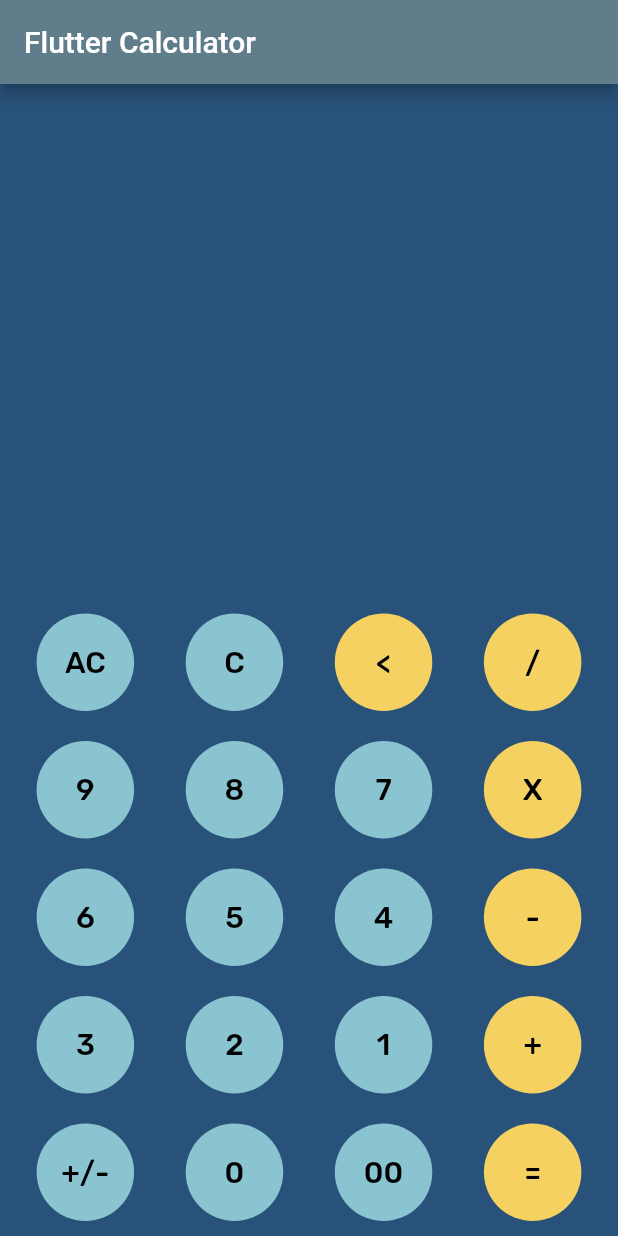
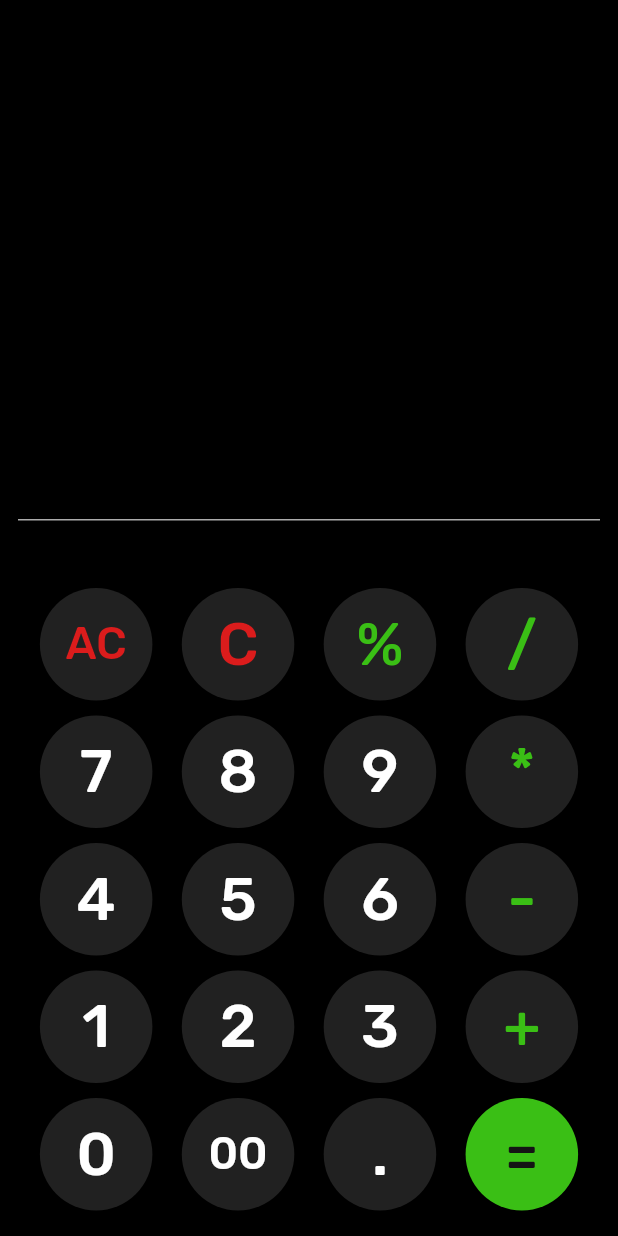
Before and after one commit to nelson-vieira/flutter-calculator, a Flutter app: the screen it shows after launch, on a phone screen of 412 x 824 dp. Run offline on Flutter 3.47's test engine with Material 2 defaults, Android fonts, the phone set to English and light mode, and no system bars; our stand-ins replace google_fonts, math_expressions.

Commit message:
changed operation logic and changed design
using one function for only one operation
changed buttons layout (new buttons and different order)
changed buttons size
changed buttons color

```diff
--- /dev/null
+++ b/lib/Widget/CalculatorButton.dart
@@ -0,0 +1,47 @@
+import 'package:flutter/material.dart';
+import 'package:google_fonts/google_fonts.dart';
+
+class CalculatorButton extends StatelessWidget {
+  final String button;
+  final Color buttonColor;
+  final Color charColor;
+  final double charSize;
+  final Function eventPress;
+
+  const CalculatorButton({
+    Key? key,
+    this.button = '',
+    this.buttonColor = const Color(0x00FFFFFF),
+    this.charColor = const Color(0x00000000),
+    this.charSize = 40,
+    required this.eventPress,
+  }) : super(key: key);
+
+  @override
+  Widget build(BuildContext context) {
+    return Container(
+      margin: const EdgeInsets.all(5),
+      child: SizedBox(
+        width: 75,
+        height: 75,
+        child: FlatButton(
+          shape:
+              RoundedRectangleBorder(borderRadius: BorderRadius.circular(50)),
+          child: Text(
+            button,
+            style: GoogleFonts.rubik(
+              textStyle: TextStyle(
+                fontSize: charSize,
+              ),
+            ),
+          ),
+          color: buttonColor,
+          textColor: charColor,
+          onPressed: () {
+            eventPress(button);
+          },
+        ),
+      ),
+    );
+  }
+}
--- a/lib/Widget/CalculatorKeys.dart
+++ /dev/null
@@ -1,44 +0,0 @@
-import 'package:flutter/material.dart';
-import 'package:google_fonts/google_fonts.dart';
-
-class CalculatorButton extends StatelessWidget {
-  final String text;
-  final int fillColor;
-  final int textColor;
-  final double textSize;
-  final Function callBack;
-
-  const CalculatorButton({
-    this.text = '',
-    this.fillColor = 0,
-    this.textColor = 0,
-    this.textSize = 0.0,
-    required this.callBack,
-  });
-
-  @override
-  Widget build(BuildContext context) {
-    return Container(
-      margin: EdgeInsets.all(10),
-      child: SizedBox(
-        width: 65,
-        height: 65,
-        child: FlatButton(
-          shape:
-              RoundedRectangleBorder(borderRadius: BorderRadius.circular(50)),
-          child: Text(
-            text,
-            style: GoogleFonts.rubik(
-              textStyle: TextStyle(
-                fontSize: textSize,
-              ),
-            ),
-          ),
-          onPressed: () => callBack(text),
-          color: Color(fillColor),
-          textColor: Color(textColor),
-        ),
-      ),
-    );
-  }
-}
--- a/lib/main.dart
+++ b/lib/main.dart
@@ -1,7 +1,7 @@
 import 'package:flutter/material.dart';
 import 'package:math_expressions/math_expressions.dart';
 import 'package:google_fonts/google_fonts.dart';
-import './Widget/CalculatorKeys.dart';
+import 'Widget/CalculatorButton.dart';
 
 void main() {
   runApp(const FlutterCalculator());
@@ -15,61 +15,35 @@ class FlutterCalculator extends StatefulWidget {
 }
 
 class _FlutterCalculatorState extends State<FlutterCalculator> {
-  int firtNum = 0;
-  int secondNum = 0;
   String history = '';
-  String textToDisplay = '';
-  String res = '';
   String operation = '';
 
-  void btnOnClick(String btnVal) {
-    print(btnVal);
-    if (btnVal == 'C') {
-      textToDisplay = '';
-      firtNum = 0;
-      secondNum = 0;
-      res = '';
-    } else if (btnVal == 'AC') {
-      textToDisplay = '';
-      firtNum = 0;
-      secondNum = 0;
-      res = '';
+  void buttonPressed(String button) {
+    setState(() => operation += button);
+  }
+
+  void clearOperation(String button) {
+    setState(() {
+      operation = '';
+    });
+  }
+
+  void clearEverything(String button) {
+    setState(() {
       history = '';
-    } else if (btnVal == '+' ||
-        btnVal == '-' ||
-        btnVal == 'X' ||
-        btnVal == '/') {
-      firtNum = int.parse(textToDisplay);
-      res = '';
-      operation = btnVal;
-    } else if (btnVal == '=') {
-      secondNum = int.parse(textToDisplay);
-      if (operation == '+') {
-        res = (firtNum + secondNum).toString();
-        history =
-            firtNum.toString() + operation.toString() + secondNum.toString();
-      }
-      if (operation == '-') {
-        res = (firtNum - secondNum).toString();
-        history =
-            firtNum.toString() + operation.toString() + secondNum.toString();
-      }
-      if (operation == 'X') {
-        res = (firtNum * secondNum).toString();
-        history =
-            firtNum.toString() + operation.toString() + secondNum.toString();
-      }
-      if (operation == '/') {
-        res = (firtNum / secondNum).toString();
-        history =
-            firtNum.toString() + operation.toString() + secondNum.toString();
-      }
-    } else {
-      res = int.parse(textToDisplay + btnVal).toString();
-    }
+      operation = '';
+    });
+  }
+
+  void calculation(String button) {
+    Parser parser = Parser();
+    Expression expression = parser.parse(operation);
+    ContextModel contextmodel = ContextModel();
 
     setState(() {
-      textToDisplay = res;
+      history = operation;
+      operation =
+          expression.evaluate(EvaluationType.REAL, contextmodel).toString();
     });
   }
 
@@ -80,74 +54,75 @@ class _FlutterCalculatorState extends State<FlutterCalculator> {
       title: 'Flutter Calculator',
       theme: ThemeData(primarySwatch: Colors.blueGrey),
       home: Scaffold(
-        appBar: AppBar(
-          title: Text('Flutter Calculator'),
-        ),
-        backgroundColor: Color(0xFF28527a),
+        backgroundColor: const Color(0xFF000000),
         body: Container(
+          padding: const EdgeInsets.all(12),
           child: Column(
             mainAxisAlignment: MainAxisAlignment.end,
-            children: [
+            children: <Widget>[
               Container(
                 child: Padding(
-                  padding: EdgeInsets.only(right: 12),
+                  padding: const EdgeInsets.only(right: 12),
                   child: Text(
                     history,
                     style: GoogleFonts.rubik(
-                      textStyle: TextStyle(
-                        fontSize: 24,
+                      textStyle: const TextStyle(
+                        fontSize: 25,
                         color: Color(0x66FFFFFF),
                       ),
                     ),
                   ),
                 ),
-                alignment: Alignment(1.0, 1.0),
+                alignment: const Alignment(1.0, 1.0),
               ),
               Container(
                 child: Padding(
-                  padding: EdgeInsets.all(12),
+                  padding: const EdgeInsets.all(12),
                   child: Text(
-                    textToDisplay,
+                    operation,
                     style: GoogleFonts.rubik(
-                      textStyle: TextStyle(
-                        fontSize: 48,
+                      textStyle: const TextStyle(
+                        fontSize: 70,
                         color: Colors.white,
                       ),
                     ),
                   ),
                 ),
-                alignment: Alignment(1.0, 1.0),
+                alignment: const Alignment(1.0, 1.0),
               ),
+              const Divider(
+                color: Color(0xFFABABAB),
+                height: 1,
+                thickness: 1,
+              ),
+              const SizedBox(height: 40),
               Row(
                 mainAxisAlignment: MainAxisAlignment.spaceEvenly,
-                children: [
+                children: <Widget>[
                   CalculatorButton(
-                    text: 'AC',
-                    fillColor: 0xFF8ac4d0,
-                    textColor: 0xFF000000,
-                    textSize: 20,
-                    callBack: btnOnClick,
+                    button: 'AC',
+                    buttonColor: const Color(0x80414141),
+                    charColor: const Color(0xFFDB1C1C),
+                    charSize: 30,
+                    eventPress: clearEverything,
                   ),
                   CalculatorButton(
-                    text: 'C',
-                    fillColor: 0xFF8ac4d0,
-                    textColor: 0xFF000000,
-                    textSize: 20,
-                    callBack: btnOnClick,
+                    button: 'C',
+                    buttonColor: const Color(0x80414141),
+                    charColor: const Color(0xFFDB1C1C),
+                    eventPress: clearOperation,
                   ),
                   CalculatorButton(
-                    text: '<',
-                    fillColor: 0xFFf4d160,
-                    textColor: 0xFF000000,
-                    textSize: 20,
-                    callBack: btnOnClick,
+                    button: '%',
+                    buttonColor: const Color(0x80414141),
+                    charColor: const Color(0xFF3ABF15),
+                    eventPress: buttonPressed,
                   ),
                   CalculatorButton(
-                    text: '/',
-                    fillColor: 0xFFf4d160,
-                    textColor: 0xFF000000,
-                    textSize: 20,
-                    callBack: btnOnClick,
+                    button: '/',
+                    buttonColor: const Color(0x80414141),
+                    charColor: const Color(0xFF3ABF15),
+                    eventPress: buttonPressed,
                   ),
                 ],
               ),
@@ -155,32 +130,28 @@ class _FlutterCalculatorState extends State<FlutterCalculator> {
                 mainAxisAlignment: MainAxisAlignment.spaceEvenly,
                 children: [
                   CalculatorButton(
-                    text: '9',
-                    fillColor: 0xFF8ac4d0,
-                    textColor: 0xFF000000,
-                    textSize: 20,
-                    callBack: btnOnClick,
+                    button: '7',
+                    buttonColor: const Color(0x80414141),
+                    charColor: const Color(0xFFFFFFFF),
+                    eventPress: buttonPressed,
                   ),
                   CalculatorButton(
-                    text: '8',
-                    fillColor: 0xFF8ac4d0,
-                    textColor: 0xFF000000,
-                    textSize: 20,
-                    callBack: btnOnClick,
+                    button: '8',
+                    buttonColor: const Color(0x80414141),
+                    charColor: const Color(0xFFFFFFFF),
+                    eventPress: buttonPressed,
                   ),
                   CalculatorButton(
-                    text: '7',
-                    fillColor: 0xFF8ac4d0,
-                    textColor: 0xFF000000,
-                    textSize: 20,
-                    callBack: btnOnClick,
+                    button: '9',
+                    buttonColor: const Color(0x80414141),
+                    charColor: const Color(0xFFFFFFFF),
+                    eventPress: buttonPressed,
                   ),
                   CalculatorButton(
-                    text: 'X',
-                    fillColor: 0xFFf4d160,
-                    textColor: 0xFF000000,
-                    textSize: 20,
-                    callBack: btnOnClick,
+                    button: '*',
+                    buttonColor: const Color(0x80414141),
+                    charColor: const Color(0xFF3ABF15),
+                    eventPress: buttonPressed,
                   ),
                 ],
               ),
@@ -188,32 +159,28 @@ class _FlutterCalculatorState extends State<FlutterCalculator> {
                 mainAxisAlignment: MainAxisAlignment.spaceEvenly,
                 children: [
                   CalculatorButton(
-                    text: '6',
-                    fillColor: 0xFF8ac4d0,
-                    textColor: 0xFF000000,
-                    textSize: 20,
-                    callBack: btnOnClick,
+                    button: '4',
+                    buttonColor: const Color(0x80414141),
+                    charColor: const Color(0xFFFFFFFF),
+                    eventPress: buttonPressed,
                   ),
                   CalculatorButton(
-                    text: '5',
-                    fillColor: 0xFF8ac4d0,
-                    textColor: 0xFF000000,
-                    textSize: 20,
-                    callBack: btnOnClick,
+                    button: '5',
+                    buttonColor: const Color(0x80414141),
+                    charColor: const Color(0xFFFFFFFF),
+                    eventPress: buttonPressed,
                   ),
                   CalculatorButton(
-                    text: '4',
-                    fillColor: 0xFF8ac4d0,
-                    textColor: 0xFF000000,
-                    textSize: 20,
-                    callBack: btnOnClick,
+                    button: '6',
+                    buttonColor: const Color(0x80414141),
+                    charColor: const Color(0xFFFFFFFF),
+                    eventPress: buttonPressed,
                   ),
                   CalculatorButton(
-                    text: '-',
-                    fillColor: 0xFFf4d160,
-                    textColor: 0xFF000000,
-                    textSize: 20,
-                    callBack: btnOnClick,
+                    button: '-',
+                    buttonColor: const Color(0x80414141),
+                    charColor: const Color(0xFF3ABF15),
+                    eventPress: buttonPressed,
                   ),
                 ],
               ),
@@ -221,32 +188,28 @@ class _FlutterCalculatorState extends State<FlutterCalculator> {
                 mainAxisAlignment: MainAxisAlignment.spaceEvenly,
                 children: [
                   CalculatorButton(
-                    text: '3',
-                    fillColor: 0xFF8ac4d0,
-                    textColor: 0xFF000000,
-                    textSize: 20,
-                    callBack: btnOnClick,
+                    button: '1',
+                    buttonColor: const Color(0x80414141),
+                    charColor: const Color(0xFFFFFFFF),
+                    eventPress: buttonPressed,
                   ),
                   CalculatorButton(
-                    text: '2',
-                    fillColor: 0xFF8ac4d0,
-                    textColor: 0xFF000000,
-                    textSize: 20,
-                    callBack: btnOnClick,
+                    button: '2',
+                    buttonColor: const Color(0x80414141),
+                    charColor: const Color(0xFFFFFFFF),
+                    eventPress: buttonPressed,
                   ),
                   CalculatorButton(
-                    text: '1',
-                    fillColor: 0xFF8ac4d0,
-                    textColor: 0xFF000000,
-                    textSize: 20,
-                    callBack: btnOnClick,
+                    button: '3',
+                    buttonColor: const Color(0x80414141),
+                    charColor: const Color(0xFFFFFFFF),
+                    eventPress: buttonPressed,
                   ),
                   CalculatorButton(
-                    text: '+',
-                    fillColor: 0xFFf4d160,
-                    textColor: 0xFF000000,
-                    textSize: 20,
-                    callBack: btnOnClick,
+                    button: '+',
+                    buttonColor: const Color(0x80414141),
+                    charColor: const Color(0xFF3ABF15),
+                    eventPress: buttonPressed,
                   ),
                 ],
               ),
@@ -254,32 +217,29 @@ class _FlutterCalculatorState extends State<FlutterCalculator> {
                 mainAxisAlignment: MainAxisAlignment.spaceEvenly,
                 children: [
                   CalculatorButton(
-                    text: '+/-',
-                    fillColor: 0xFF8ac4d0,
-                    textColor: 0xFF000000,
-                    textSize: 20,
-                    callBack: btnOnClick,
+                    button: '0',
+                    buttonColor: const Color(0x80414141),
+                    charColor: const Color(0xFFFFFFFF),
+                    eventPress: buttonPressed,
                   ),
                   CalculatorButton(
-                    text: '0',
-                    fillColor: 0xFF8ac4d0,
-                    textColor: 0xFF000000,
-                    textSize: 20,
-                    callBack: btnOnClick,
+                    button: '00',
+                    buttonColor: const Color(0x80414141),
+                    charColor: const Color(0xFFFFFFFF),
+                    charSize: 30,
+                    eventPress: buttonPressed,
                   ),
                   CalculatorButton(
-                    text: '00',
-                    fillColor: 0xFF8ac4d0,
-                    textColor: 0xFF000000,
-                    textSize: 20,
-                    callBack: btnOnClick,
+                    button: '.',
+                    buttonColor: const Color(0x80414141),
+                    charColor: const Color(0xFFFFFFFF),
+                    eventPress: buttonPressed,
                   ),
                   CalculatorButton(
-                    text: '=',
-                    fillColor: 0xFFf4d160,
-                    textColor: 0xFF000000,
-                    textSize: 20,
-                    callBack: btnOnClick,
+                    button: '=',
+                    buttonColor: const Color(0xFF3ABF15),
+                    charColor: const Color(0xFF141414),
+                    eventPress: calculation,
                   ),
                 ],
               ),
```
